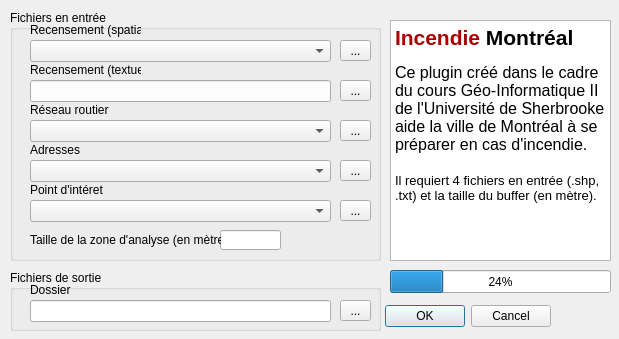
Qt form incendiemontreal/IncendieMontreal_dialog_base.ui (ecauviercharest/IncendieMontreal) before a commit.
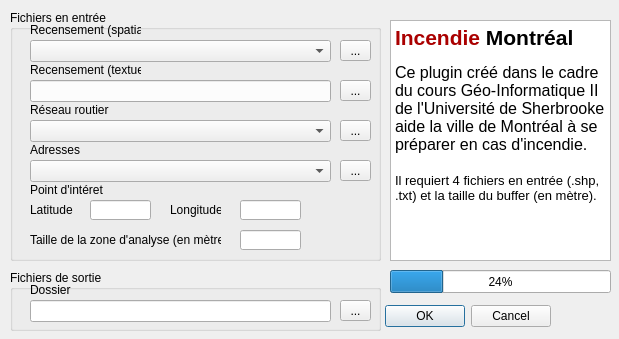
The same form after that commit.

Commit message: Transformation du point d'interet en lat/long

What changed in the file:
```diff
--- a/incendiemontreal/IncendieMontreal_dialog_base.ui
+++ b/incendiemontreal/IncendieMontreal_dialog_base.ui
@@ -250,7 +250,7 @@
    <widget class="QLineEdit" name="lineEdit_buffer">
     <property name="geometry">
      <rect>
-      <x>210</x>
+      <x>230</x>
       <y>220</y>
       <width>61</width>
       <height>20</height>
@@ -270,29 +270,6 @@
      <string>Taille de la zone d'analyse (en mètre)</string>
     </property>
    </widget>
-   <widget class="QToolButton" name="toolButton_point">
-    <property name="geometry">
-     <rect>
-      <x>330</x>
-      <y>190</y>
-      <width>31</width>
-      <height>21</height>
-     </rect>
-    </property>
-    <property name="text">
-     <string>...</string>
-    </property>
-   </widget>
-   <widget class="QComboBox" name="comboBox_point">
-    <property name="geometry">
-     <rect>
-      <x>20</x>
-      <y>190</y>
-      <width>301</width>
-      <height>22</height>
-     </rect>
-    </property>
-   </widget>
    <widget class="QLabel" name="label_point">
     <property name="geometry">
      <rect>
@@ -306,6 +283,55 @@
      <string>Point d'intéret</string>
     </property>
    </widget>
+   <widget class="QLabel" name="label_buffer_2">
+    <property name="geometry">
+     <rect>
+      <x>20</x>
+      <y>190</y>
+      <width>51</width>
+      <height>20</height>
+     </rect>
+    </property>
+    <property name="text">
+     <string>Latitude</string>
+    </property>
+   </widget>
+   <widget class="QLineEdit" name="lineEdit_buffer_2">
+    <property name="geometry">
+     <rect>
+      <x>80</x>
+      <y>190</y>
+      <width>61</width>
+      <height>20</height>
+     </rect>
+    </property>
+   </widget>
+   <widget class="QLabel" name="label_buffer_3">
+    <property name="geometry">
+     <rect>
+      <x>160</x>
+      <y>190</y>
+      <width>51</width>
+      <height>20</height>
+     </rect>
+    </property>
+    <property name="text">
+     <string>Longitude</string>
+    </property>
+   </widget>
+   <widget class="QLineEdit" name="lineEdit_buffer_3">
+    <property name="geometry">
+     <rect>
+      <x>230</x>
+      <y>190</y>
+      <width>61</width>
+      <height>20</height>
+     </rect>
+    </property>
+    <property name="text">
+     <string/>
+    </property>
+   </widget>
   </widget>
   <widget class="QTextBrowser" name="textBrowser">
    <property name="geometry">
```
Left out of the diff: 2 changed lines with no effect on the pictures.
